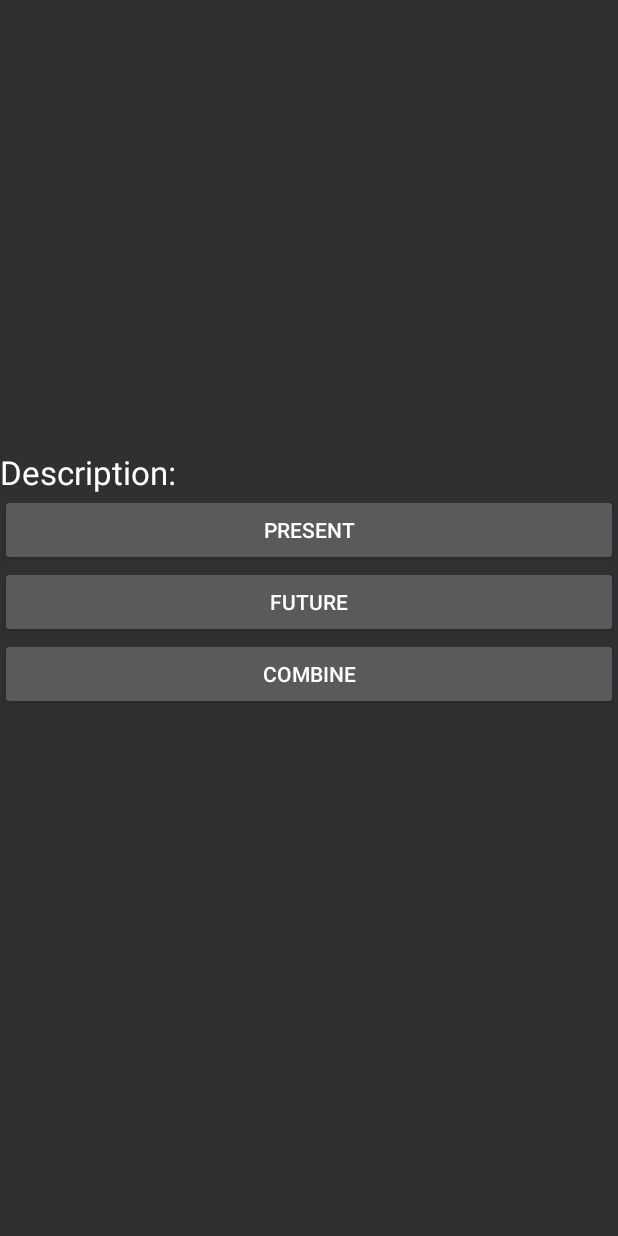
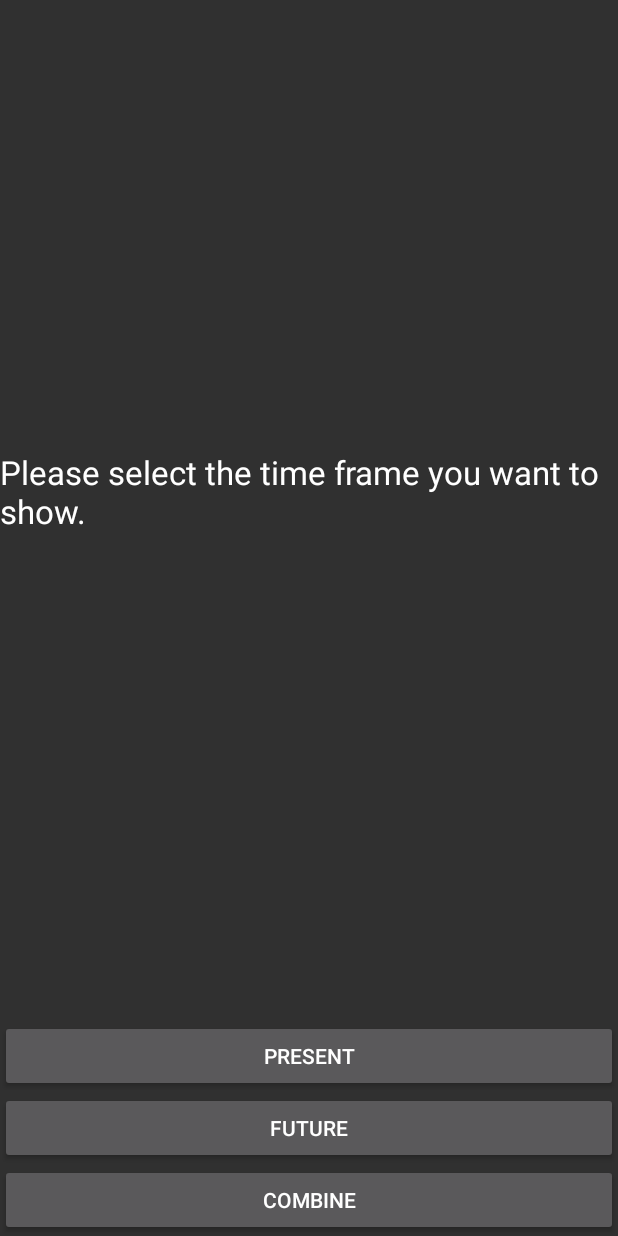
Before and after one commit to mina0821/LimeCat, an Android app: the SecondActivity screen opened directly, with no data from a screen before it, after a tap on "COMBINE", on a phone screen of 412 x 824 dp. Run offline under Robolectric (Android 15) with nearby library versions, the phone set to English and light mode, and no system bars; libraries missing offline, so code that uses them is left out: au.com.bytecode, org.achartengine, org.achartengine.chart, org.achartengine.model, org.achartengine.renderer; 40 statements that could not run were skipped.

Commit message:
bug fixed

```diff
--- a/app/src/main/java/com/example/mina/limecatapplication/SecondActivity.java
+++ b/app/src/main/java/com/example/mina/limecatapplication/SecondActivity.java
@@ -65,10 +65,8 @@ public class SecondActivity extends Activity {
             list_future[i]=Double.parseDouble(future);
         }
 
-        //locate the linear layout we want to draw
-        LinearLayout chartContainer = (LinearLayout) findViewById(R.id.chart_compare);
         //default setting: draw the comparision line
-        draw2Chart(list_val,list_future,chartContainer);
+        //draw2Chart(list_val,list_future,layout2);
     }
 
 
--- a/app/src/main/res/layout/second_layout.xml
+++ b/app/src/main/res/layout/second_layout.xml
@@ -37,7 +37,7 @@
             android:layout_width="wrap_content"
             android:layout_height="wrap_content"
             android:id="@+id/info"
-            android:text="Description:"
+            android:text="Please select the time frame you want to show."
             android:textAppearance="?android:textAppearanceLarge"
             />
     </LinearLayout>
@@ -47,7 +47,7 @@
         android:id="@+id/present"
         android:layout_width="match_parent"
         android:layout_height="wrap_content"
-        android:layout_below="@+id/descrip"
+        android:layout_above="@+id/future"
         android:layout_centerHorizontal="true"
         android:onClick="showPresent"
         android:text="Present" />
@@ -56,7 +56,7 @@
         android:id="@+id/future"
         android:layout_width="match_parent"
         android:layout_height="wrap_content"
-        android:layout_below="@+id/present"
+        android:layout_above="@+id/compare"
         android:layout_centerHorizontal="true"
         android:onClick="showFuture"
         android:text="Future" />
@@ -65,10 +65,9 @@
         android:id="@+id/compare"
         android:layout_width="match_parent"
         android:layout_height="wrap_content"
-        android:layout_below="@+id/future"
-        android:layout_centerHorizontal="true"
         android:onClick="showCompare"
-        android:text="Combine" />
+        android:text="Combine"
+        android:layout_alignParentBottom="true" />
 
 
 </RelativeLayout>
```
Also changed, not shown: app/src/main/java/com/example/mina/limecatapplication/WelcomeActivity.java (+14 -4 lines).
